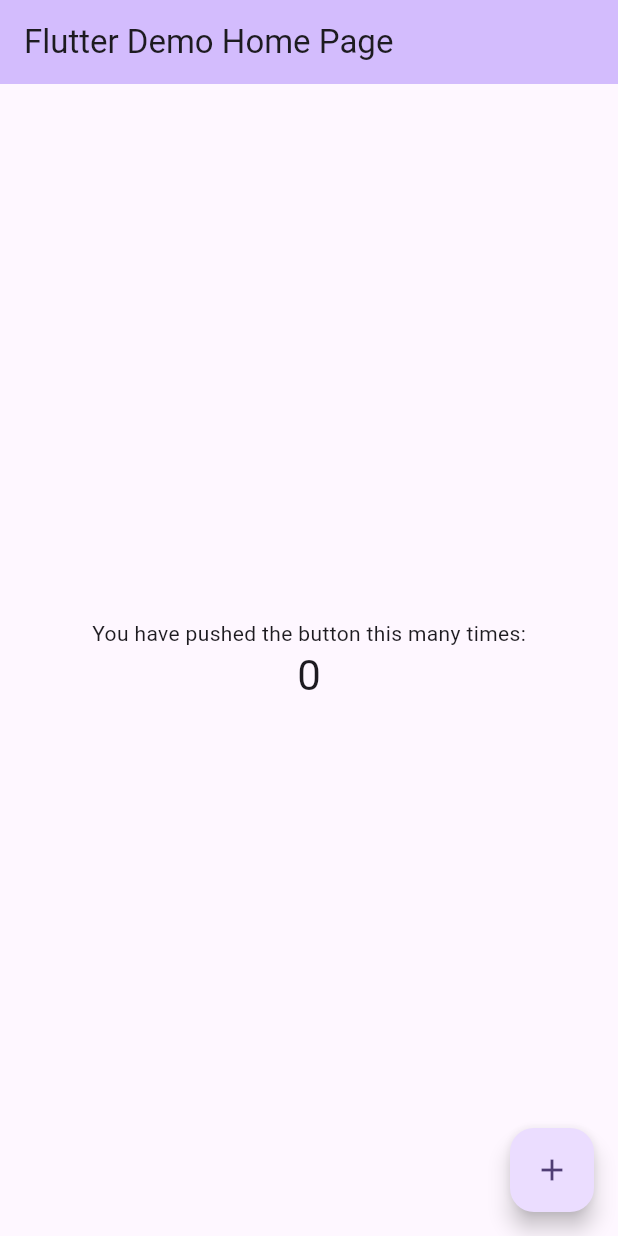
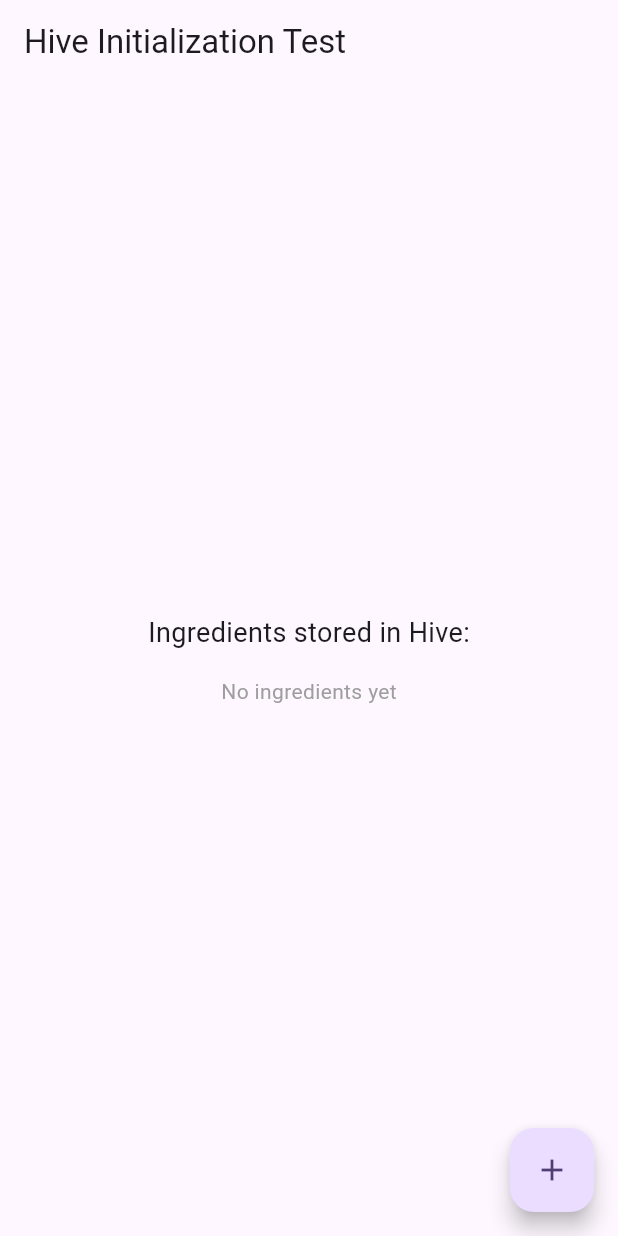
Before and after one commit to mariadidychuk/InMyFridge, a Flutter app: the screen it shows after launch, on a phone screen of 412 x 824 dp. Run offline on Flutter 3.47's test engine with Material 3 defaults, Android fonts, the light colour scheme and no system bars; our stand-ins replace hive_flutter; accounts and stored records are empty.

Commit message:
inizialize Hive and add ingridientsBox setup

```diff
--- a/lib/main.dart
+++ b/lib/main.dart
@@ -1,122 +1,74 @@
 import 'package:flutter/material.dart';
+import 'package:hive_flutter/hive_flutter.dart';
 
-void main() {
+Future<void> main() async {
+  // --- 1. Ensure Flutter bindings are initialized ---
+  WidgetsFlutterBinding.ensureInitialized();
+
+  // --- 2. Initialize Hive before runApp() ---
+  await Hive.initFlutter();
+
+  // --- 3. Open Hive box for ingredients ---
+  await Hive.openBox('ingredientsBox'); // This box will store ingredients data
+
+  // --- 4. Run the main app ---
   runApp(const MyApp());
 }
 
 class MyApp extends StatelessWidget {
   const MyApp({super.key});
 
-  // This widget is the root of your application.
   @override
   Widget build(BuildContext context) {
     return MaterialApp(
-      title: 'Flutter Demo',
+      debugShowCheckedModeBanner: false,
+      title: 'InMyFridge',
       theme: ThemeData(
-        // This is the theme of your application.
-        //
-        // TRY THIS: Try running your application with "flutter run". You'll see
-        // the application has a purple toolbar. Then, without quitting the app,
-        // try changing the seedColor in the colorScheme below to Colors.green
-        // and then invoke "hot reload" (save your changes or press the "hot
-        // reload" button in a Flutter-supported IDE, or press "r" if you used
-        // the command line to start the app).
-        //
-        // Notice that the counter didn't reset back to zero; the application
-        // state is not lost during the reload. To reset the state, use hot
-        // restart instead.
-        //
-        // This works for code too, not just values: Most code changes can be
-        // tested with just a hot reload.
-        colorScheme: ColorScheme.fromSeed(seedColor: Colors.deepPurple),
+        colorSchemeSeed: Colors.deepPurple,
+        useMaterial3: true,
       ),
-      home: const MyHomePage(title: 'Flutter Demo Home Page'),
+      home: const HiveTestPage(),
     );
   }
 }
 
-class MyHomePage extends StatefulWidget {
-  const MyHomePage({super.key, required this.title});
-
-  // This widget is the home page of your application. It is stateful, meaning
-  // that it has a State object (defined below) that contains fields that affect
-  // how it looks.
-
-  // This class is the configuration for the state. It holds the values (in this
-  // case the title) provided by the parent (in this case the App widget) and
-  // used by the build method of the State. Fields in a Widget subclass are
-  // always marked "final".
-
-  final String title;
-
-  @override
-  State<MyHomePage> createState() => _MyHomePageState();
-}
-
-class _MyHomePageState extends State<MyHomePage> {
-  int _counter = 0;
-
-  void _incrementCounter() {
-    setState(() {
-      // This call to setState tells the Flutter framework that something has
-      // changed in this State, which causes it to rerun the build method below
-      // so that the display can reflect the updated values. If we changed
-      // _counter without calling setState(), then the build method would not be
-      // called again, and so nothing would appear to happen.
-      _counter++;
-    });
-  }
+class HiveTestPage extends StatelessWidget {
+  const HiveTestPage({super.key});
 
   @override
   Widget build(BuildContext context) {
-    // This method is rerun every time setState is called, for instance as done
-    // by the _incrementCounter method above.
-    //
-    // The Flutter framework has been optimized to make rerunning build methods
-    // fast, so that you can just rebuild anything that needs updating rather
-    // than having to individually change instances of widgets.
+    final box = Hive.box('ingredientsBox');
+
     return Scaffold(
-      appBar: AppBar(
-        // TRY THIS: Try changing the color here to a specific color (to
-        // Colors.amber, perhaps?) and trigger a hot reload to see the AppBar
-        // change color while the other colors stay the same.
-        backgroundColor: Theme.of(context).colorScheme.inversePrimary,
-        // Here we take the value from the MyHomePage object that was created by
-        // the App.build method, and use it to set our appbar title.
-        title: Text(widget.title),
-      ),
+      appBar: AppBar(title: const Text('Hive Initialization Test')),
       body: Center(
-        // Center is a layout widget. It takes a single child and positions it
-        // in the middle of the parent.
-        child: Column(
-          // Column is also a layout widget. It takes a list of children and
-          // arranges them vertically. By default, it sizes itself to fit its
-          // children horizontally, and tries to be as tall as its parent.
-          //
-          // Column has various properties to control how it sizes itself and
-          // how it positions its children. Here we use mainAxisAlignment to
-          // center the children vertically; the main axis here is the vertical
-          // axis because Columns are vertical (the cross axis would be
-          // horizontal).
-          //
-          // TRY THIS: Invoke "debug painting" (choose the "Toggle Debug Paint"
-          // action in the IDE, or press "p" in the console), to see the
-          // wireframe for each widget.
-          mainAxisAlignment: MainAxisAlignment.center,
-          children: <Widget>[
-            const Text('You have pushed the button this many times:'),
-            Text(
-              '$_counter',
-              style: Theme.of(context).textTheme.headlineMedium,
-            ),
-          ],
+        child: ValueListenableBuilder(
+          valueListenable: box.listenable(),
+          builder: (context, Box b, _) {
+            final ingredients = b.values.toList();
+            return Column(
+              mainAxisAlignment: MainAxisAlignment.center,
+              children: [
+                const Text('Ingredients stored in Hive:', style: TextStyle(fontSize: 18)),
+                const SizedBox(height: 16),
+                if (ingredients.isEmpty)
+                  const Text('No ingredients yet', style: TextStyle(color: Colors.grey))
+                else
+                  for (var i in ingredients)
+                    Text(i.toString(), style: const TextStyle(fontSize: 16)),
+              ],
+            );
+          },
         ),
       ),
       floatingActionButton: FloatingActionButton(
-        onPressed: _incrementCounter,
-        tooltip: 'Increment',
+        onPressed: () {
+          // --- Example write operation (for testing) ---
+          final time = DateTime.now().toIso8601String();
+          box.put(time, 'Ingredient added at $time');
+        },
         child: const Icon(Icons.add),
-      ), // This trailing comma makes auto-formatting nicer for build methods.
+      ),
     );
   }
 }
```
